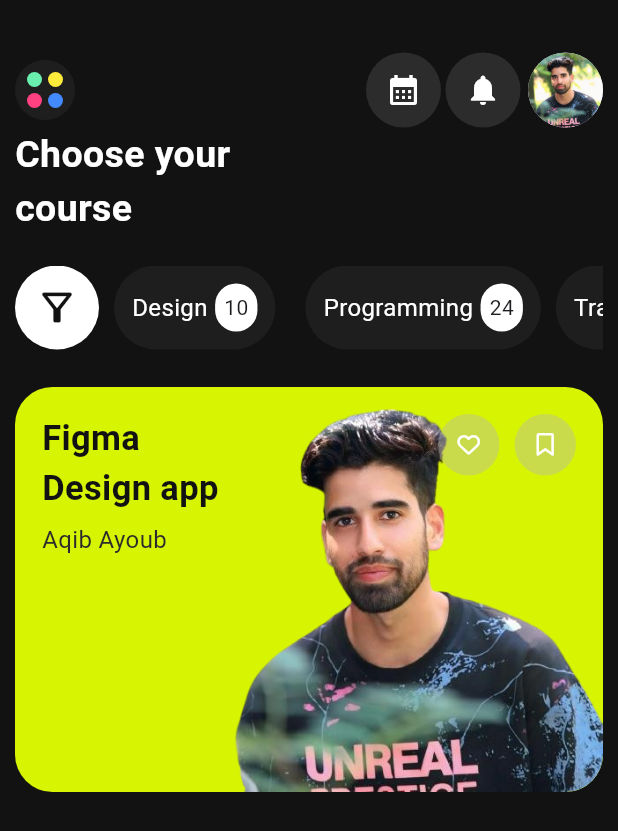
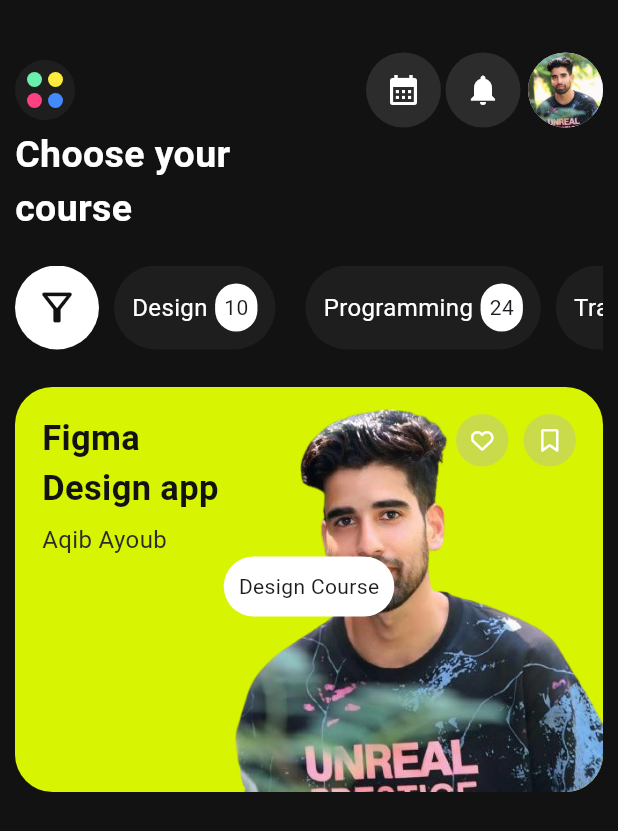
Before and after one commit to Aqib-Ayoub/onlinelearning, a Flutter app: the screen it shows after launch, on a phone screen of 412 x 824 dp. Shown: the top 831 px of the screen. Run offline on Flutter 3.47's test engine with Material 3 defaults, Android fonts, the phone set to English and light mode, and no system bars; our stand-ins replace font_awesome_flutter.

```diff
--- a/lib/screens/homescreen.dart
+++ b/lib/screens/homescreen.dart
@@ -151,7 +151,9 @@ class HomeScreen extends StatelessWidget {
                 ],
               ),
             ),
+
             SizedBox(height: 25),
+            // Featured Course Section
             Container(
               height: 270,
               padding: EdgeInsets.all(18.0),
@@ -194,6 +196,7 @@ class HomeScreen extends StatelessWidget {
                       Row(
                         children: [
                           ContainerIcon(
+                            padding: EdgeInsets.all(10.0),
                             icon: Icon(
                               FontAwesomeIcons.heart,
                               color: AppColors.textPrimary,
@@ -205,6 +208,7 @@ class HomeScreen extends StatelessWidget {
                           ),
                           SizedBox(width: 10.0),
                           ContainerIcon(
+                            padding: EdgeInsets.all(10.0),
                             icon: Icon(
                               FontAwesomeIcons.bookmark,
                               color: AppColors.textPrimary,
@@ -218,9 +222,19 @@ class HomeScreen extends StatelessWidget {
                       ),
                     ],
                   ),
+                  Container(
+                    padding: EdgeInsets.all(10.0),
+                    decoration: BoxDecoration(
+                      color: AppColors.textPrimary,
+                      borderRadius: BorderRadius.circular(25.0),
+                    ),
+                    child: Text('Design Course'),
+                  ),
                 ],
               ),
             ),
+
+            // Featured Course Section end
           ],
         ),
       ),
--- a/lib/screens/widgets/container_icon.dart
+++ b/lib/screens/widgets/container_icon.dart
@@ -10,12 +10,12 @@ class ContainerIcon extends StatelessWidget {
   });
   final Icon icon;
   final Color? backgroundColor;
-  final double? padding;
+  final EdgeInsets? padding;
 
   @override
   Widget build(BuildContext context) {
     return Container(
-      padding: EdgeInsets.all(padding ?? 13.0),
+      padding: padding ?? EdgeInsets.all(13.0),
       decoration: BoxDecoration(
         color: backgroundColor ?? AppColors.borderColor,
         borderRadius: BorderRadius.all(Radius.circular(50.0)),
```
